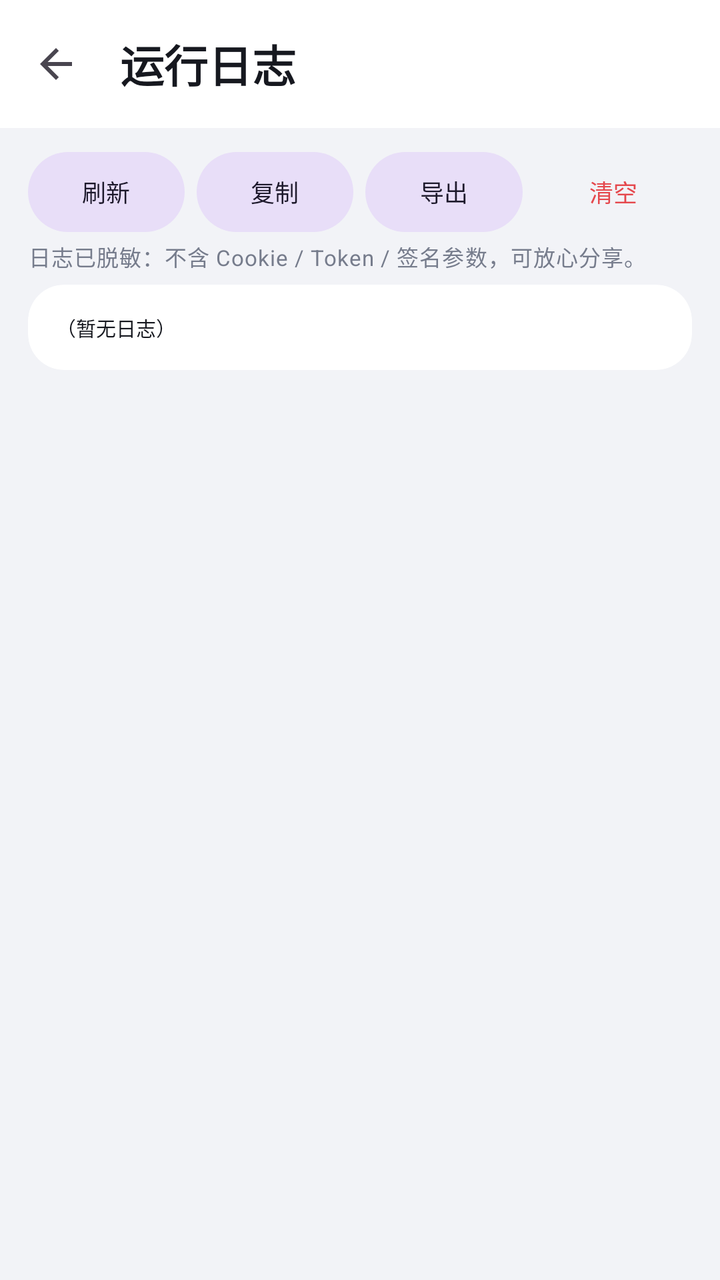
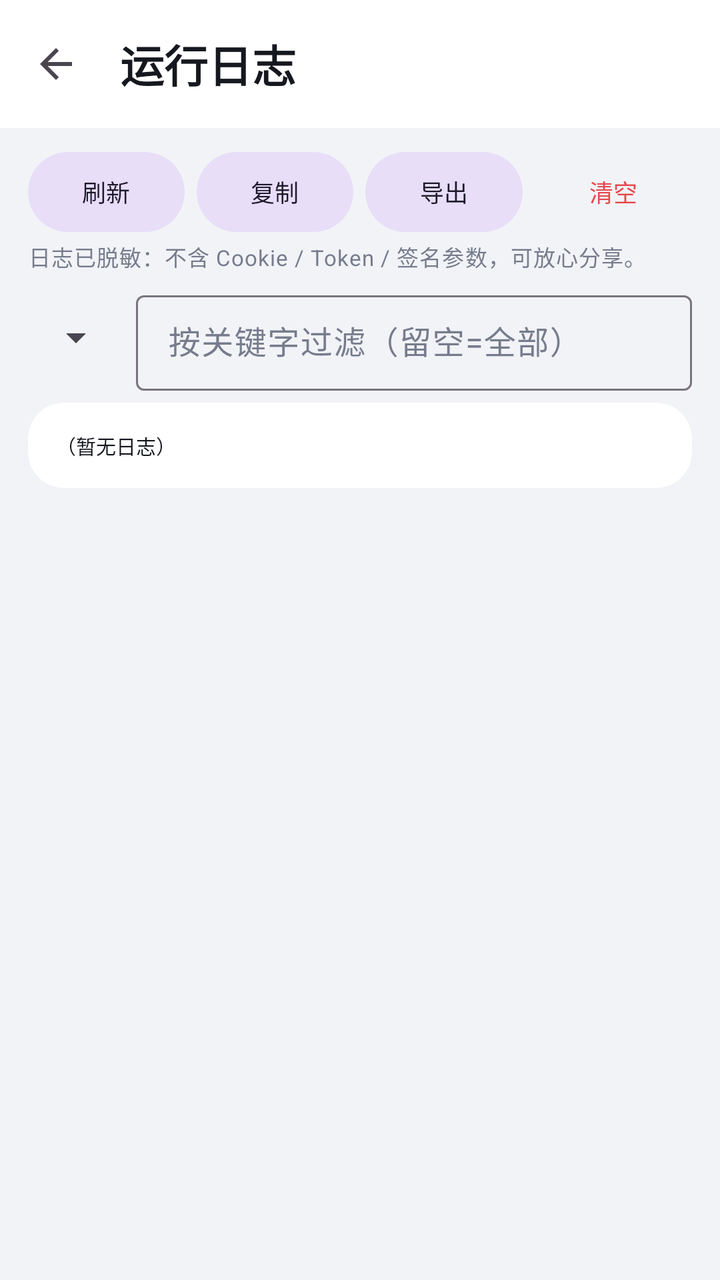

Compare the two renders of this Android layout. The source of the first and the diff that turns it into the second are given below.
<!-- AndroidManifest.xml: application theme Theme.Xbox -->
<!-- res/layout/activity_logs.xml -->
<?xml version="1.0" encoding="utf-8"?>
<LinearLayout xmlns:android="http://schemas.android.com/apk/res/android"
    xmlns:app="http://schemas.android.com/apk/res-auto"
    android:layout_width="match_parent"
    android:layout_height="match_parent"
    android:orientation="vertical"
    android:background="@color/bg"
    android:fitsSystemWindows="true">

    <com.google.android.material.appbar.MaterialToolbar
        android:id="@+id/toolbar"
        android:layout_width="match_parent"
        android:layout_height="?attr/actionBarSize"
        android:background="@color/surface"
        app:navigationIcon="@drawable/ic_back"
        app:title="运行日志"
        app:titleTextAppearance="@style/Xbox.Title" />

    <LinearLayout
        android:layout_width="match_parent"
        android:layout_height="wrap_content"
        android:orientation="horizontal"
        android:paddingStart="14dp"
        android:paddingEnd="14dp"
        android:paddingTop="8dp">

        <com.google.android.material.button.MaterialButton
            android:id="@+id/btnRefresh"
            style="@style/Widget.Material3.Button.TonalButton"
            android:layout_width="0dp"
            android:layout_weight="1"
            android:layout_height="wrap_content"
            android:textSize="12sp"
            android:text="刷新" />

        <com.google.android.material.button.MaterialButton
            android:id="@+id/btnCopy"
            style="@style/Widget.Material3.Button.TonalButton"
            android:layout_width="0dp"
            android:layout_weight="1"
            android:layout_height="wrap_content"
            android:layout_marginStart="6dp"
            android:textSize="12sp"
            android:text="复制" />

        <com.google.android.material.button.MaterialButton
            android:id="@+id/btnExport"
            style="@style/Widget.Material3.Button.TonalButton"
            android:layout_width="0dp"
            android:layout_weight="1"
            android:layout_height="wrap_content"
            android:layout_marginStart="6dp"
            android:textSize="12sp"
            android:text="导出" />

        <com.google.android.material.button.MaterialButton
            android:id="@+id/btnClear"
            style="@style/Widget.Material3.Button.TextButton"
            android:layout_width="0dp"
            android:layout_weight="1"
            android:layout_height="wrap_content"
            android:layout_marginStart="6dp"
            android:textSize="12sp"
            android:textColor="@color/err"
            android:text="清空" />
    </LinearLayout>

    <TextView
        android:id="@+id/hint"
        style="@style/Xbox.Caption"
        android:layout_width="match_parent"
        android:layout_height="wrap_content"
        android:paddingStart="14dp"
        android:paddingEnd="14dp"
        android:paddingBottom="6dp"
        android:textSize="11sp"
        android:text="日志已脱敏：不含 Cookie / Token / 签名参数，可放心分享。" />

    <ScrollView
        android:id="@+id/scroll"
        android:layout_width="match_parent"
        android:layout_height="0dp"
        android:layout_weight="1"
        android:paddingStart="14dp"
        android:paddingEnd="14dp"
        android:paddingBottom="14dp"
        android:clipToPadding="false">

        <com.google.android.material.card.MaterialCardView
            style="@style/Xbox.Card"
            android:layout_width="match_parent"
            android:layout_height="wrap_content">

            <TextView
                android:id="@+id/content"
                android:layout_width="match_parent"
                android:layout_height="wrap_content"
                android:fontFamily="monospace"
                android:textSize="10sp"
                android:textColor="@color/text_main"
                android:textIsSelectable="true"
                android:text="（暂无日志）" />
        </com.google.android.material.card.MaterialCardView>
    </ScrollView>
</LinearLayout>
<!-- resources referenced by this layout -->
<resources>
  <color name="bg">#F2F3F7</color>
  <color name="err">#E5484D</color>
  <color name="surface">#FFFFFF</color>
  <color name="text_main">#16181F</color>
  <!-- drawable ic_back (drawable) -->
  <?xml version="1.0" encoding="utf-8"?>
  <vector xmlns:android="http://schemas.android.com/apk/res/android"
      android:width="24dp" android:height="24dp"
      android:viewportWidth="24" android:viewportHeight="24"
      android:tint="?attr/colorControlNormal">
      <path android:fillColor="@android:color/white"
          android:pathData="M20,11H7.83l5.59,-5.59L12,4l-8,8 8,8 1.41,-1.41L7.83,13H20v-2z"/>
  </vector>
  <style name="Xbox.Caption" parent="TextAppearance.Material3.BodySmall">
          <item name="android:textColor">@color/text_sub</item>
      </style>
  <style name="Xbox.Card" parent="Widget.Material3.CardView.Filled">
          <item name="cardCornerRadius">18dp</item>
          <item name="cardElevation">0dp</item>
          <item name="cardBackgroundColor">@color/surface</item>
          <item name="contentPadding">14dp</item>
      </style>
  <style name="Xbox.Title" parent="TextAppearance.Material3.TitleLarge">
          <item name="android:textStyle">bold</item>
          <item name="android:textColor">@color/text_main</item>
      </style>
  <style name="Theme.Xbox" parent="Theme.Material3.Light.NoActionBar">
          <item name="colorPrimary">@color/brand</item>
          <item name="colorOnPrimary">@color/on_brand</item>
          <item name="colorPrimaryContainer">@color/brand_container</item>
          <item name="colorOnPrimaryContainer">@color/on_brand_container</item>
          <item name="colorSurface">@color/surface</item>
          <item name="colorOnSurface">@color/text_main</item>
          <item name="colorOnSurfaceVariant">@color/text_sub</item>
          <item name="android:colorBackground">@color/bg</item>
          <item name="colorOutlineVariant">@color/divider</item>
          <item name="android:statusBarColor">@color/surface</item>
          <item name="android:navigationBarColor">@color/surface</item>
          <item name="android:windowLightStatusBar">true</item>
          <item name="android:windowLightNavigationBar">true</item>
      </style>
  <color name="text_sub">#767C8C</color>
  <color name="brand">#4F5DFF</color>
  <color name="on_brand">#FFFFFF</color>
  <color name="brand_container">#E4E7FF</color>
  <color name="on_brand_container">#1B2378</color>
  <color name="divider">#E3E5EC</color>
</resources>

<!-- the commit's change to res/layout/activity_logs.xml (unified diff, before → after) -->
@@ -76,6 +76,37 @@
         android:textSize="11sp"
         android:text="日志已脱敏：不含 Cookie / Token / 签名参数，可放心分享。" />
 
+    <LinearLayout
+        android:layout_width="match_parent"
+        android:layout_height="wrap_content"
+        android:orientation="horizontal"
+        android:gravity="center_vertical"
+        android:paddingStart="14dp"
+        android:paddingEnd="14dp"
+        android:paddingBottom="6dp">
+
+        <Spinner
+            android:id="@+id/levelFilter"
+            android:layout_width="wrap_content"
+            android:layout_height="wrap_content" />
+
+        <com.google.android.material.textfield.TextInputLayout
+            style="@style/Widget.Material3.TextInputLayout.OutlinedBox.Dense"
+            android:layout_width="0dp"
+            android:layout_weight="1"
+            android:layout_height="wrap_content"
+            android:layout_marginStart="6dp"
+            android:hint="按关键字过滤（留空=全部）">
+
+            <com.google.android.material.textfield.TextInputEditText
+                android:id="@+id/keyword"
+                android:layout_width="match_parent"
+                android:layout_height="wrap_content"
+                android:maxLines="1"
+                android:inputType="text" />
+        </com.google.android.material.textfield.TextInputLayout>
+    </LinearLayout>
+
     <ScrollView
         android:id="@+id/scroll"
         android:layout_width="match_parent"
